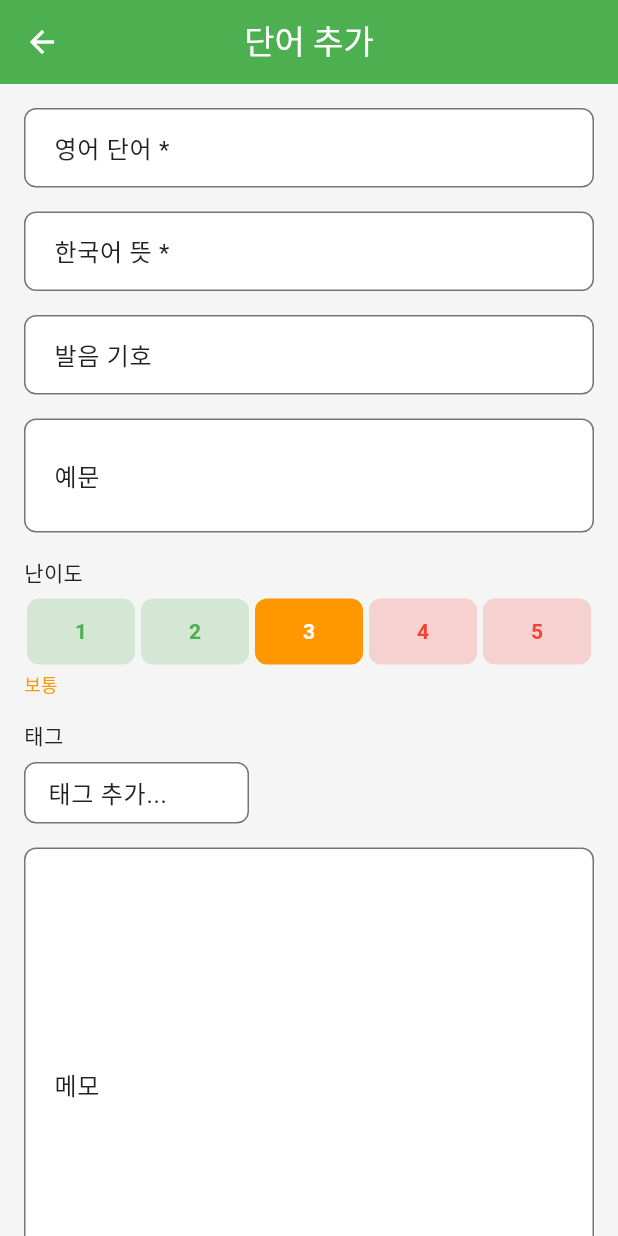
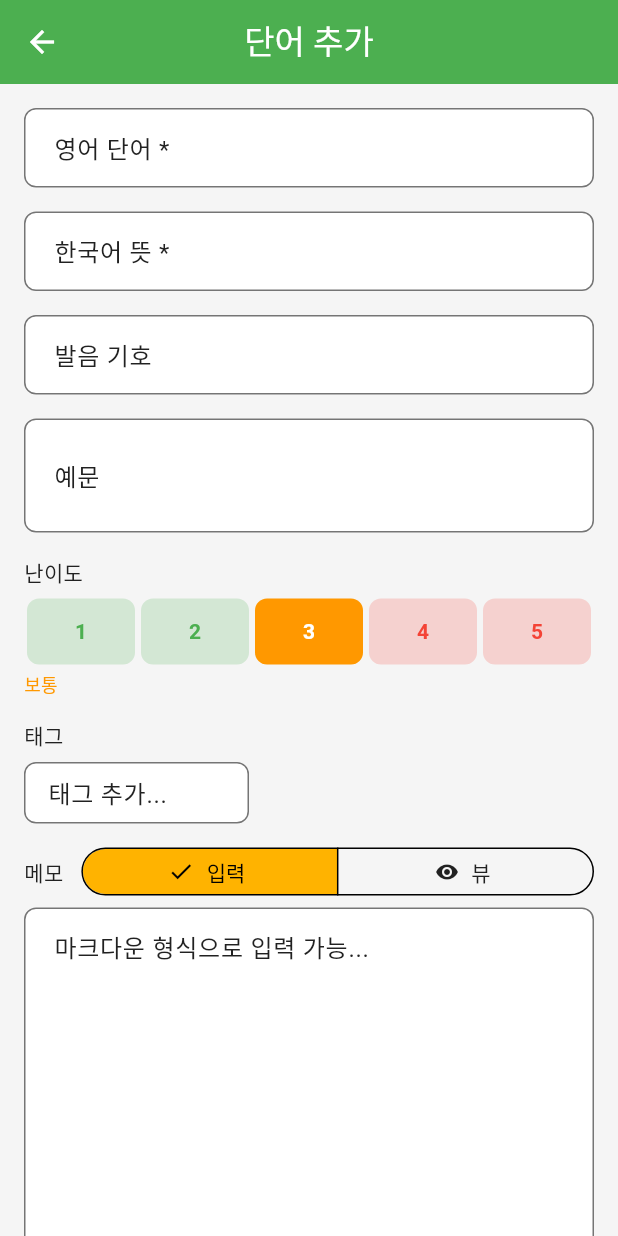
Before and after one commit to kck0920/remember-words, a Flutter app: the WordFormScreen screen opened directly, on a phone screen of 412 x 824 dp. Run offline on Flutter 3.47's test engine with Material 3 defaults, Android fonts, the phone set to English and light mode, and no system bars; our stand-ins replace file_picker, flutter_markdown, flutter_riverpod, share_plus, sqflite, sqflite_common_ffi and 2 more; missing offline and left inert: dart:js_interop; accounts and stored records are empty.

Commit message:
Support Markdown rendering in Memo field and add Pretendard font

```diff
--- a/lib/features/words/presentation/screens/word_form_screen.dart
+++ b/lib/features/words/presentation/screens/word_form_screen.dart
@@ -3,6 +3,7 @@ import 'dart:io';
 import 'package:flutter/foundation.dart';
 import 'package:flutter/material.dart';
 import 'package:flutter_riverpod/flutter_riverpod.dart';
+import 'package:flutter_markdown/flutter_markdown.dart';
 import 'package:file_picker/file_picker.dart';
 import 'package:image/image.dart' as img;
 import 'package:path_provider/path_provider.dart';
@@ -30,6 +31,7 @@ class _WordFormScreenState extends ConsumerState<WordFormScreen> {
   late TextEditingController _memoController;
   late TextEditingController _tagController;
   int _difficulty = 3;
+  bool _isMemoPreview = false;
   List<String> _tags = [];
   Uint8List? _imageBytes;
   String? _imagePath;
@@ -142,14 +144,7 @@ class _WordFormScreenState extends ConsumerState<WordFormScreen> {
             const SizedBox(height: 16),
             _buildTagInput(),
             const SizedBox(height: 16),
-            TextFormField(
-              controller: _memoController,
-              decoration: const InputDecoration(
-                labelText: '메모',
-                hintText: '추가 메모사항...',
-              ),
-              maxLines: 12,
-            ),
+            _buildMemoField(),
             const SizedBox(height: 24),
             if (_imageBytes != null && _imageBytes!.isNotEmpty) ...[
               GestureDetector(
@@ -276,6 +271,116 @@ class _WordFormScreenState extends ConsumerState<WordFormScreen> {
       default:
         return Colors.orange;
     }
+  }
+
+  Widget _buildMemoField() {
+    return Column(
+      crossAxisAlignment: CrossAxisAlignment.start,
+      children: [
+        Row(
+          children: [
+            const Text('메모'),
+            const SizedBox(width: 12),
+            Expanded(
+              child: SegmentedButton<bool>(
+                segments: const [
+                  ButtonSegment<bool>(
+                    value: false,
+                    label: Text('입력'),
+                    icon: Icon(Icons.edit, size: 16),
+                  ),
+                  ButtonSegment<bool>(
+                    value: true,
+                    label: Text('뷰'),
+                    icon: Icon(Icons.visibility, size: 16),
+                  ),
+                ],
+                selected: {_isMemoPreview},
+                onSelectionChanged: (selected) {
+                  setState(() {
+                    _isMemoPreview = selected.first;
+                  });
+                },
+                style: ButtonStyle(
+                  visualDensity: VisualDensity.compact,
+                  tapTargetSize: MaterialTapTargetSize.shrinkWrap,
+                ),
+              ),
+            ),
+          ],
+        ),
+        const SizedBox(height: 8),
+        if (_isMemoPreview)
+          Container(
+            width: double.infinity,
+            constraints: const BoxConstraints(minHeight: 150),
+            padding: const EdgeInsets.all(12),
+            decoration: BoxDecoration(
+              border: Border.all(color: Theme.of(context).colorScheme.outline),
+              borderRadius: BorderRadius.circular(8),
+            ),
+            child: _memoController.text.isEmpty
+                ? Text(
+                    '마크다운 미리보기',
+                    style: TextStyle(
+                      color: Theme.of(context).colorScheme.onSurfaceVariant,
+                    ),
+                  )
+                : Markdown(
+                    data: _memoController.text,
+                    shrinkWrap: true,
+                    physics: const NeverScrollableScrollPhysics(),
+                    styleSheet: MarkdownStyleSheet(
+                      p: const TextStyle(
+                        fontFamily:
+                            'Pretendard Variable, Pretendard, -apple-system, BlinkMacSystemFont, system-ui, Roboto, sans-serif',
+                        fontSize: 14,
+                        height: 1.5,
+                      ),
+                      h1: const TextStyle(
+                        fontFamily:
+                            'Pretendard Variable, Pretendard, -apple-system, BlinkMacSystemFont, system-ui, Roboto, sans-serif',
+                        fontSize: 24,
+                        fontWeight: FontWeight.w700,
+                      ),
+                      h2: const TextStyle(
+                        fontFamily:
+                            'Pretendard Variable, Pretendard, -apple-system, BlinkMacSystemFont, system-ui, Roboto, sans-serif',
+                        fontSize: 20,
+                        fontWeight: FontWeight.w700,
+                      ),
+                      h3: const TextStyle(
+                        fontFamily:
+                            'Pretendard Variable, Pretendard, -apple-system, BlinkMacSystemFont, system-ui, Roboto, sans-serif',
+                        fontSize: 16,
+                        fontWeight: FontWeight.w700,
+                      ),
+                      code: TextStyle(
+                        fontFamily: 'monospace',
+                        fontSize: 13,
+                        backgroundColor: Theme.of(context).colorScheme.surfaceContainerHighest,
+                      ),
+                      blockquote: TextStyle(
+                        fontFamily:
+                            'Pretendard Variable, Pretendard, -apple-system, BlinkMacSystemFont, system-ui, Roboto, sans-serif',
+                        color: Theme.of(context).colorScheme.onSurfaceVariant,
+                      ),
+                    ),
+                  ),
+          )
+        else
+          TextFormField(
+            controller: _memoController,
+            decoration: const InputDecoration(
+              hintText: '마크다운 형식으로 입력 가능...',
+            ),
+            maxLines: 12,
+            onChanged: (_) {
+              if (_isMemoPreview) setState(() {});
+            },
+          ),
+      ],
+    );
   }
 
   Widget _buildTagInput() {
--- a/pubspec.yaml
+++ b/pubspec.yaml
@@ -34,6 +34,9 @@ dependencies:
   # Zip archive handling for export/import
   archive: ^3.3.7
 
+  # Markdown rendering
+  flutter_markdown: ^0.7.0
+
   # Web
   web: ^1.1.0
 
```
Also changed, not shown: pubspec.lock, 1 other file.
